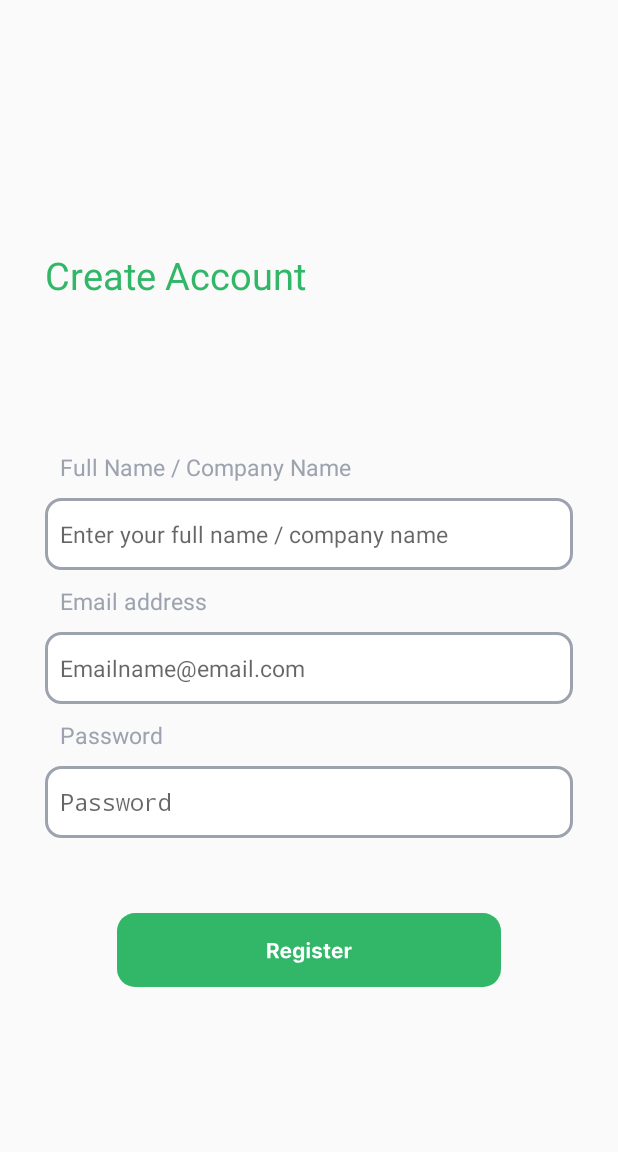
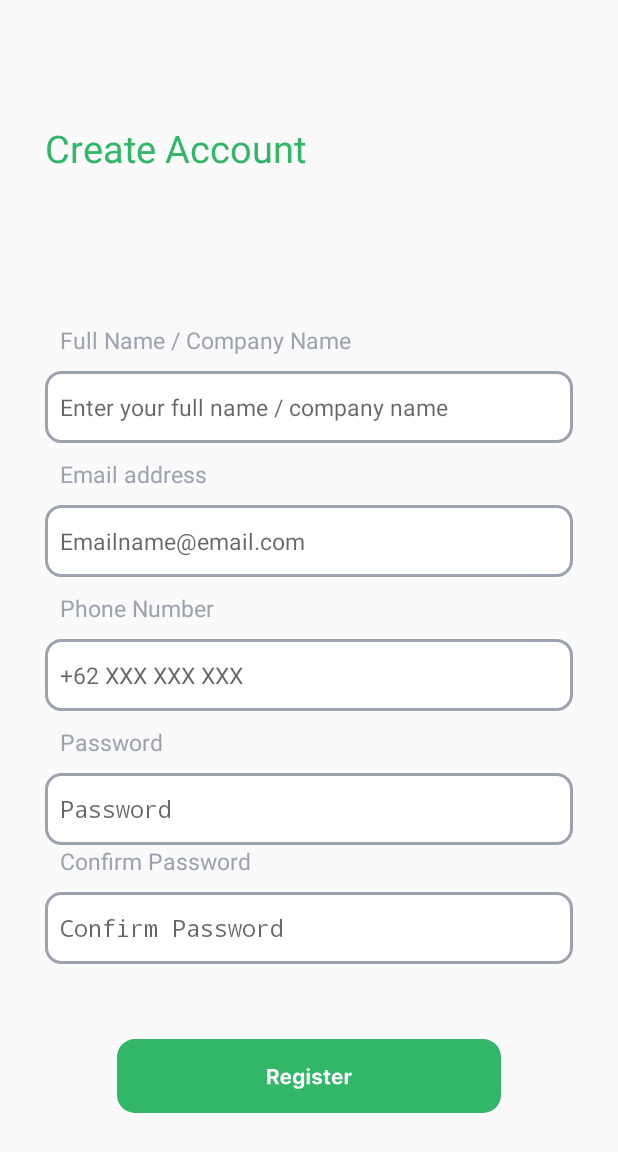
Before and after one commit to joshuawenata/Budgeat, an Android app built with Jetpack Compose: the Register screen opened directly, with no data from a screen before it, on a phone screen of 412 x 824 dp. Shown: the top 1152 px of the screen. Run offline under Robolectric (Android 15) with nearby library versions, the phone set to English and light mode, and no system bars; our stand-ins replace Firebase (no records; nobody signed in at launch, a user with empty details on screens opened directly).

Commit message:
phone ok

```diff
--- a/app/src/main/java/com/example/myapplication/AddMenu.kt
+++ b/app/src/main/java/com/example/myapplication/AddMenu.kt
@@ -52,12 +52,10 @@ class AddMenu : ComponentActivity() {
         val menuNameEditText: EditText = findViewById(R.id.add_menu_name)
         val menuDescriptionEditText: EditText = findViewById(R.id.add_menu_description)
         val menuStockEditText: EditText = findViewById(R.id.add_menu_stock)
-        val menuPriceEditText: EditText = findViewById(R.id.add_menu_price)
 
         val menuName = menuNameEditText.text.toString()
         val menuDescription = menuDescriptionEditText.text.toString()
         val menuStock = menuStockEditText.text.toString()
-        val menuPrice = menuPriceEditText.text.toString()
 
         var flag = true
 
@@ -69,9 +67,6 @@ class AddMenu : ComponentActivity() {
             flag = false
         }else if (menuStock.isEmpty()) {
             menuStockEditText.error = "Please fill the menu stock field"
-            flag = false
-        }else if (menuPrice.isEmpty()) {
-            menuStockEditText.error = "Please fill the menu price field"
             flag = false
         }else if (!::imageUrl.isInitialized){
             Toast.makeText(this, "image still loading...", Toast.LENGTH_SHORT).show()
@@ -88,7 +83,6 @@ class AddMenu : ComponentActivity() {
             Function().writeDB("menu", "$userKey/$menuKey/menuName",menuName)
             Function().writeDB("menu", "$userKey/$menuKey/menuDescription",menuDescription)
             Function().writeDB("menu", "$userKey/$menuKey/menuStock",menuStock)
-            Function().writeDB("menu", "$userKey/$menuKey/menuPrice",menuPrice)
             Function().writeDB("menu", "$userKey/$menuKey/menuKey",menuKey)
             Function().writeDB("menu", "$userKey/$menuKey/menuImageUrl",imageUrl)
 
--- a/app/src/main/java/com/example/myapplication/FinishOrder.kt
+++ b/app/src/main/java/com/example/myapplication/FinishOrder.kt
@@ -62,13 +62,10 @@ class FinishOrder : ComponentActivity() {
                 { itemView, item, position ->
                     val menuNameTextView = itemView.findViewById<TextView>(R.id.card_menu_name)
                     val menuQuantityTextView = itemView.findViewById<TextView>(R.id.card_menu_quantity)
-                    val menuPriceTextView = itemView.findViewById<TextView>(R.id.card_menu_price)
                     val menuImageView = itemView.findViewById<ImageView>(R.id.card_menu_image)
 
                     menuNameTextView.text = item.menuName
                     val quantity = countList[position]
-                    val totalAmount = BigDecimal(quantity) * item.menuPrice.toBigDecimal()
-                    menuPriceTextView.text = "$totalAmount,00"
                     menuQuantityTextView.text = quantity.toString()
                     Picasso.get().load(item.menuImageUrl).into(menuImageView)
                 }
--- a/app/src/main/java/com/example/myapplication/HistoryCustomerDetail.kt
+++ b/app/src/main/java/com/example/myapplication/HistoryCustomerDetail.kt
@@ -51,13 +51,10 @@ class HistoryCustomerDetail : ComponentActivity() {
                 { itemView, item, position ->
                     val menuNameTextView = itemView.findViewById<TextView>(R.id.card_menu_name)
                     val menuQuantityTextView = itemView.findViewById<TextView>(R.id.card_menu_quantity)
-                    val menuPriceTextView = itemView.findViewById<TextView>(R.id.card_menu_price)
                     val menuImageView = itemView.findViewById<ImageView>(R.id.card_menu_image)
 
                     menuNameTextView.text = item.menuName
                     val quantity = countList[position]
-                    val totalAmount = BigDecimal(quantity) * item.menuPrice.toBigDecimal()
-                    menuPriceTextView.text = "$totalAmount,00"
                     menuQuantityTextView.text = quantity.toString()
                     Picasso.get().load(item.menuImageUrl).into(menuImageView)
                 }
--- a/app/src/main/java/com/example/myapplication/HomeMerchant.kt
+++ b/app/src/main/java/com/example/myapplication/HomeMerchant.kt
@@ -33,13 +33,11 @@ class HomeMerchant : ComponentActivity() {
                     val menuNameTextView = itemView.findViewById<TextView>(R.id.card_menu_name_button)
                     val menuDescriptionTextView = itemView.findViewById<TextView>(R.id.card_menu_description_button)
                     val menuStockTextView = itemView.findViewById<TextView>(R.id.card_menu_stock_button)
-                    val menuPriceTextView = itemView.findViewById<TextView>(R.id.card_menu_price_button)
                     val menuImage = itemView.findViewById<ImageView>(R.id.image_menu)
 
                     menuNameTextView.text = item.menuName
                     menuDescriptionTextView.text = item.menuDescription
                     menuStockTextView.text = item.menuStock
-                    menuPriceTextView.text = "Rp${item.menuPrice},00"
                     Picasso.get().load(item.menuImageUrl).into(menuImage)
                 },
                 { item ->
--- a/app/src/main/java/com/example/myapplication/UserSetting.kt
+++ b/app/src/main/java/com/example/myapplication/UserSetting.kt
@@ -31,10 +31,12 @@ class UserSetting : ComponentActivity() {
     private fun init() {
         val name: TextView = findViewById(R.id.user_name)
         val email: TextView = findViewById(R.id.user_email)
+        val phone: TextView = findViewById(R.id.user_phone)
         imageButton = findViewById(R.id.image_profile)
 
         Function().fetchSearchUserData(Function().getCurrentUserKey().toString()) { userDataList ->
             name.text = userDataList[0].name
+            phone.text = userDataList[0].phone
         }
         email.text = Function().currentUser()?.email
 
--- a/app/src/main/java/com/example/myapplication/UserSettingMerchant.kt
+++ b/app/src/main/java/com/example/myapplication/UserSettingMerchant.kt
@@ -33,10 +33,12 @@ class UserSettingMerchant : ComponentActivity() {
     private fun init() {
         val name: TextView = findViewById(R.id.user_name_merchant)
         val email: TextView = findViewById(R.id.user_email_merchant)
+        val phone: TextView = findViewById(R.id.user_phone_merchant)
         imageButton = findViewById(R.id.image_profile_merchant)
 
         Function().fetchSearchUserData(Function().getCurrentUserKey().toString()) { userDataList ->
             name.text = userDataList.getOrNull(0)?.name ?: "Unknown"
+            phone.text = userDataList.getOrNull(0)?.phone ?: "Unknown"
         }
         email.text = Function().currentUser()?.email
 
--- a/app/src/main/java/com/example/myapplication/object/Menu.kt
+++ b/app/src/main/java/com/example/myapplication/object/Menu.kt
@@ -6,7 +6,6 @@ class Menu(
     var menuName: String,
     var menuDescription: String,
     var menuStock: String,
-    var menuPrice: String,
     var menuKey: String,
     var menuImageUrl: String
 ): Serializable
--- a/app/src/main/java/com/example/myapplication/object/User.kt
+++ b/app/src/main/java/com/example/myapplication/object/User.kt
@@ -1,6 +1,7 @@
 package com.example.myapplication.`object`
 class User(
     var email: String,
+    var phone: String,
     var name: String,
     var role: String,
     var userKey: String,
--- a/app/src/main/res/layout/activity_register.xml
+++ b/app/src/main/res/layout/activity_register.xml
@@ -96,6 +96,38 @@
             android:layout_height="wrap_content"
             android:gravity="left"
             android:layout_marginHorizontal="30dp"
+            android:layout_marginBottom="10dp"
+            android:orientation="vertical">
+
+            <TextView
+                android:layout_width="match_parent"
+                android:layout_height="match_parent"
+                android:text="Phone Number"
+                android:textColor="#9CA3AF"
+                android:textSize="15sp"
+                tools:ignore="MissingConstraints"
+                android:layout_marginBottom="10dp"
+                android:layout_marginLeft="10dp"/>
+
+            <EditText
+                android:id="@+id/register_phone"
+                android:layout_width="match_parent"
+                android:layout_height="48dp"
+                android:hint="+62 XXX XXX XXX"
+                android:textColor="#374151"
+                android:textSize="15sp"
+                android:inputType="number"
+                android:paddingHorizontal="10dp"
+                android:paddingVertical="10dp"
+                android:background="@drawable/input_outline"/>
+
+        </LinearLayout>
+
+        <LinearLayout
+            android:layout_width="match_parent"
+            android:layout_height="wrap_content"
+            android:gravity="left"
+            android:layout_marginHorizontal="30dp"
             android:orientation="vertical">
 
             <TextView
@@ -122,6 +154,36 @@
 
         </LinearLayout>
 
+        <LinearLayout
+            android:layout_width="match_parent"
+            android:layout_height="wrap_content"
+            android:gravity="left"
+            android:layout_marginHorizontal="30dp"
+            android:orientation="vertical">
+
+            <TextView
+                android:layout_width="match_parent"
+                android:layout_height="match_parent"
+                android:text="Confirm Password"
+                android:textColor="#9CA3AF"
+                android:textSize="15sp"
+                tools:ignore="MissingConstraints"
+                android:layout_marginBottom="10dp"
+                android:layout_marginLeft="10dp"/>
+
+            <EditText
+                android:id="@+id/register_confirm_password"
+                android:layout_width="match_parent"
+                android:layout_height="48dp"
+                android:hint="Confirm Password"
+                android:inputType="textPassword"
+                android:textColor="#374151"
+                android:textSize="15sp"
+                android:paddingHorizontal="10dp"
+                android:paddingVertical="10dp"
+                android:background="@drawable/input_outline"/>
+
+        </LinearLayout>
 
         <LinearLayout
             android:layout_width="match_parent"
--- a/app/src/main/res/layout/activity_usersetting.xml
+++ b/app/src/main/res/layout/activity_usersetting.xml
@@ -74,6 +74,7 @@
                     android:textSize="15sp" />
 
                 <TextView
+                    android:id="@+id/user_phone"
                     android:layout_width="wrap_content"
                     android:layout_height="wrap_content"
                     android:text="+62 XXX XXXX XX"
--- a/app/src/main/res/layout/activity_usersetting_merchant.xml
+++ b/app/src/main/res/layout/activity_usersetting_merchant.xml
@@ -74,6 +74,7 @@
                     android:textSize="15sp" />
 
                 <TextView
+                    android:id="@+id/user_phone_merchant"
                     android:layout_width="wrap_content"
                     android:layout_height="wrap_content"
                     android:text="+62 XXX XXXX XX"
```
Also changed, not shown: app/src/main/java/com/example/myapplication/Function.kt (+18 -19 lines), app/src/main/java/com/example/myapplication/Register.kt (+17 -2 lines), app/src/main/res/layout/activity_add_menu.xml (+0 -32 lines), app/src/main/res/layout/card_menu.xml (+0 -22 lines), app/src/main/res/layout/card_menu_with_button.xml (+2 -12 lines), app/src/main/res/layout/card_menu_with_button_and_picker.xml (+3 -12 lines).
